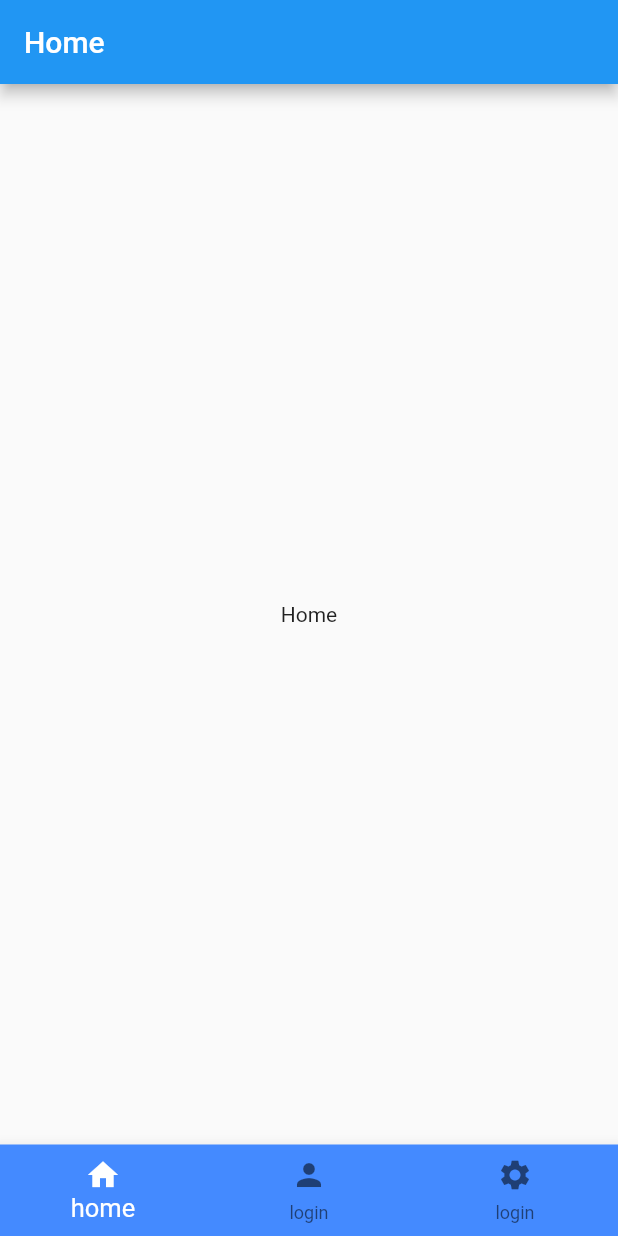
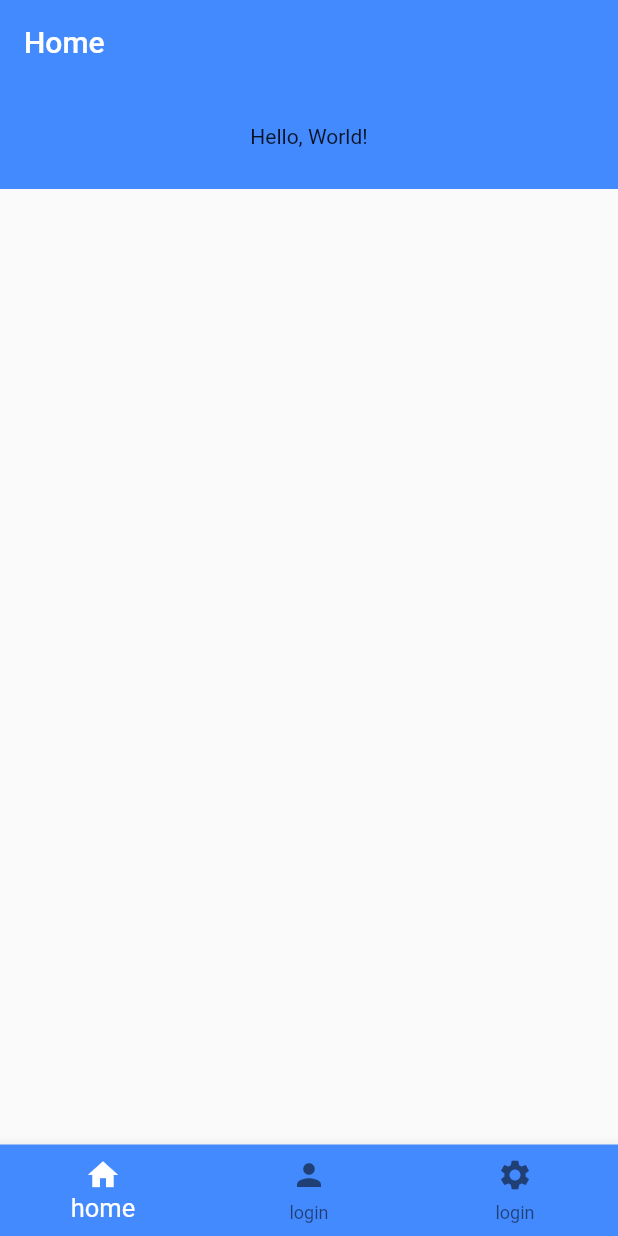
Before and after one commit to phongcampboy/Flutter_App, a Flutter app: the screen it shows after launch, on a phone screen of 412 x 824 dp. Run offline on Flutter 3.47's test engine with Material 2 defaults, Android fonts, the phone set to English and light mode, and no system bars.

Commit message:
tap menu

```diff
--- a/app_flutter/lib/screen/home.dart
+++ b/app_flutter/lib/screen/home.dart
@@ -1,4 +1,4 @@
-// ignore_for_file: prefer_const_constructors
+// ignore_for_file: prefer_const_constructors, unnecessary_new
 
 import 'package:flutter/material.dart';
 
@@ -15,9 +15,15 @@ class _HomeState extends State<Home> {
     return Scaffold(
       appBar: AppBar(
         title: Text("Home"),
+        elevation: 0,
+        backgroundColor: Colors.blueAccent,
       ),
-      body: Center(
-        child: const Text('Home'),
+      body: Container(
+        height: 70,
+        decoration: new BoxDecoration(color: Colors.blueAccent),
+        child: new Center(
+          child: new Text("Hello, World!"),
+        ),
       ),
     );
   }
```
